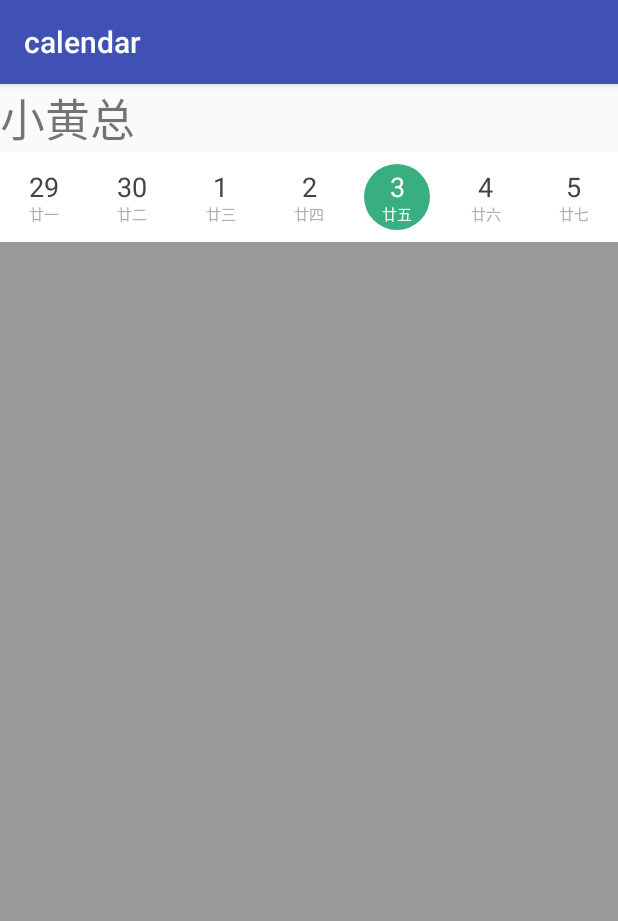
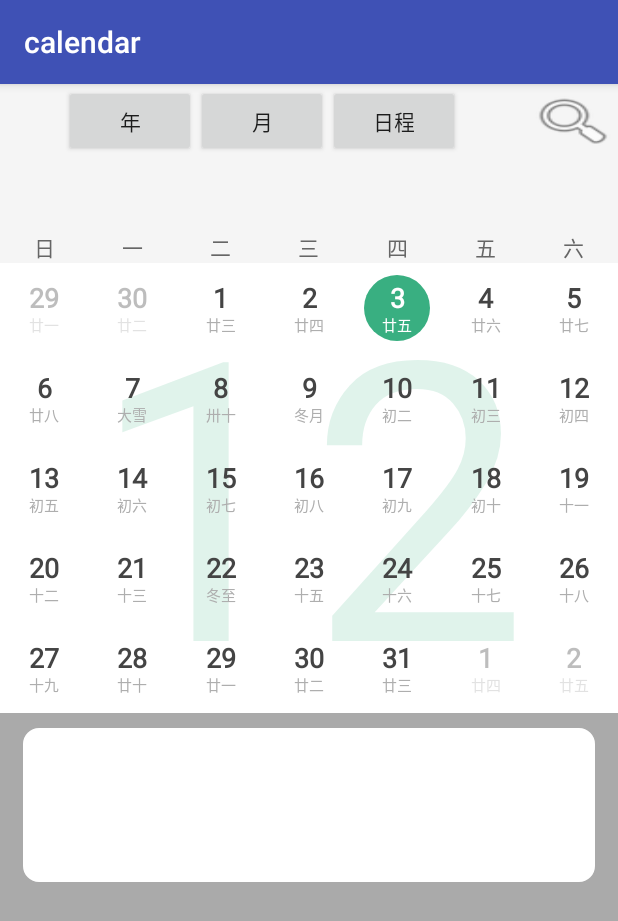
Before and after one commit to LaSeineHuang/calendar, an Android app: the screen it shows after launch (MainActivity), on a phone screen of 412 x 824 dp. Shown: the top 921 px of the screen. Run offline under Robolectric (Android 15) with nearby library versions, the phone set to English and light mode, and no system bars; 4 statements that could not run were skipped.

Commit message:
巴拉巴拉

```diff
--- a/app/src/main/java/com/example/calendar/activity/MainActivity.java
+++ b/app/src/main/java/com/example/calendar/activity/MainActivity.java
@@ -15,7 +15,7 @@ public class MainActivity extends AppCompatActivity {
         super.onCreate(savedInstanceState);
         setContentView(R.layout.activity_main);
 
-        TextView tvVersion = (TextView) findViewById(R.id.tv_version);
+        //TextView tvVersion = (TextView) findViewById(R.id.tv_version);
 
         ///大大实打实大生的dasdasdasdasddasd
     }
--- a/app/src/main/res/layout/activity_main.xml
+++ b/app/src/main/res/layout/activity_main.xml
@@ -1,35 +1,129 @@
 <?xml version="1.0" encoding="utf-8"?>
 <LinearLayout xmlns:android="http://schemas.android.com/apk/res/android"
     xmlns:app="http://schemas.android.com/apk/res-auto"
-    android:orientation="vertical"
     android:layout_width="match_parent"
-    android:layout_height="match_parent">
+    android:layout_height="match_parent"
+    android:background="#f5f5f5"
+    android:orientation="vertical">
+
+    <LinearLayout
+        android:layout_width="match_parent"
+        android:layout_height="50dp"
+        android:gravity="center"
+        android:orientation="horizontal"
+        android:weightSum="1">
+
+        <LinearLayout
+            android:layout_width="0dp"
+            android:layout_height="wrap_content"
+            android:layout_weight="0.85"
+            android:orientation="horizontal"
+            android:gravity="center">
+
+            <Button
+                android:id="@+id/YearView"
+                android:layout_width="wrap_content"
+                android:layout_height="wrap_content"
+                android:text="年" />
+
+            <Button
+                android:id="@+id/MonthView"
+                android:layout_width="wrap_content"
+                android:layout_height="wrap_content"
+                android:text="月" />
+
+            <Button
+                android:id="@+id/Schedule"
+                android:layout_width="wrap_content"
+                android:layout_height="wrap_content"
+                android:text="日程" />
+        </LinearLayout>
+
+        <LinearLayout
+            android:layout_width="0dp"
+            android:layout_height="wrap_content"
+            android:layout_weight="0.15"
+            android:gravity="right">
+
+            <Button
+                android:id="@+id/Search"
+                android:layout_width="60dp"
+                android:layout_height="40dp"
+                android:background="@android:drawable/ic_menu_search" />
+        </LinearLayout>
+    </LinearLayout>
+
 
 
     <TextView
-        android:id="@+id/tv_version"
+        android:id="@+id/tv_result"
         android:layout_width="match_parent"
-        android:text="小黄总"
-        android:textSize="30sp"
-        android:layout_height="wrap_content"/>
+        android:layout_height="wrap_content"
+        android:gravity="center"
+        android:padding="15dp" />
 
-    <com.necer.calendar.Miui9Calendar
-        android:id="@+id/miui9Calendar"
+    <com.necer.view.WeekBar
+        android:layout_width="match_parent"
+        android:layout_height="wrap_content"
+        android:layout_alignParentBottom="true"
+        android:textColor="#666666" />
+
+
+    <com.necer.calendar.HuangCalendar
+        android:id="@+id/huangCalendar"
         android:layout_width="match_parent"
         android:layout_height="match_parent"
-        android:background="#00000000"
-        app:calendarHeight="300dp"
-        app:defaultCalendar="week"
-        >
+        app:showNumberBackground="true"
+        app:solarTextBold="true">
 
 
-        <androidx.recyclerview.widget.RecyclerView
-            android:id="@+id/recyclerView"
+        <androidx.core.widget.NestedScrollView
             android:layout_width="match_parent"
             android:layout_height="match_parent"
-            android:background="#999999"
-            android:tag="@string/N_factual_scroll_view" />
+            android:background="@android:color/darker_gray">
 
 
-    </com.necer.calendar.Miui9Calendar>
+            <LinearLayout
+                android:layout_width="match_parent"
+                android:layout_height="match_parent"
+                android:layout_marginLeft="15dp"
+                android:layout_marginTop="10dp"
+                android:layout_marginRight="15dp"
+                android:layout_marginBottom="15dp"
+                android:background="@drawable/bg_miui10"
+                android:orientation="vertical"
+                android:padding="15dp">
+
+                <TextView
+                    android:id="@+id/tv_data"
+                    android:layout_width="match_parent"
+                    android:layout_height="wrap_content"
+                    android:text=""
+                    android:textColor="#333333"
+                    android:textSize="13sp" />
+
+                <TextView
+                    android:id="@+id/tv_zang"
+                    android:layout_width="match_parent"
+                    android:layout_height="wrap_content"
+                    android:layout_marginTop="10dp"
+                    android:text=""
+                    android:textColor="#666666"
+                    android:textSize="12sp" />
+
+                <TextView
+                    android:id="@+id/tv_desc"
+                    android:layout_width="match_parent"
+                    android:layout_height="wrap_content"
+                    android:layout_marginTop="10dp"
+                    android:text=""
+                    android:textColor="#666666"
+                    android:textSize="12sp"  />
+
+            </LinearLayout>
+        </androidx.core.widget.NestedScrollView>
+
+    </com.necer.calendar.HuangCalendar>
+
+
 </LinearLayout>
```
Also changed, not shown: app/src/main/java/com/example/calendar/activity/TestHuangActivity.java (deleted, +0 -125 lines), app/src/main/res/layout/activity_huang.xml (deleted, +0 -114 lines).
